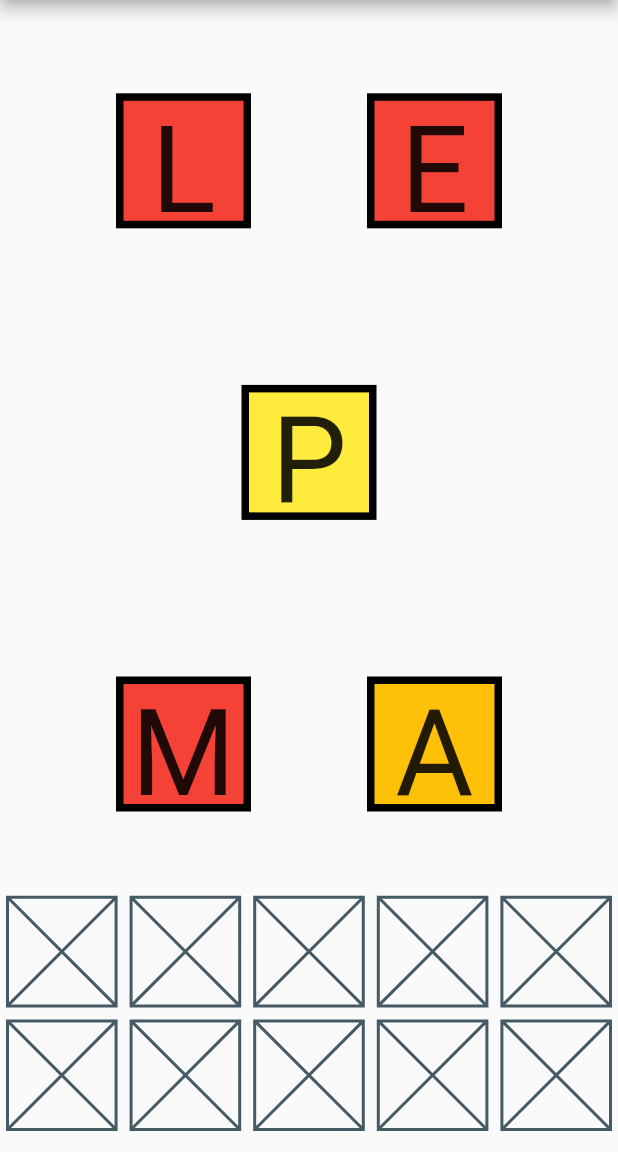
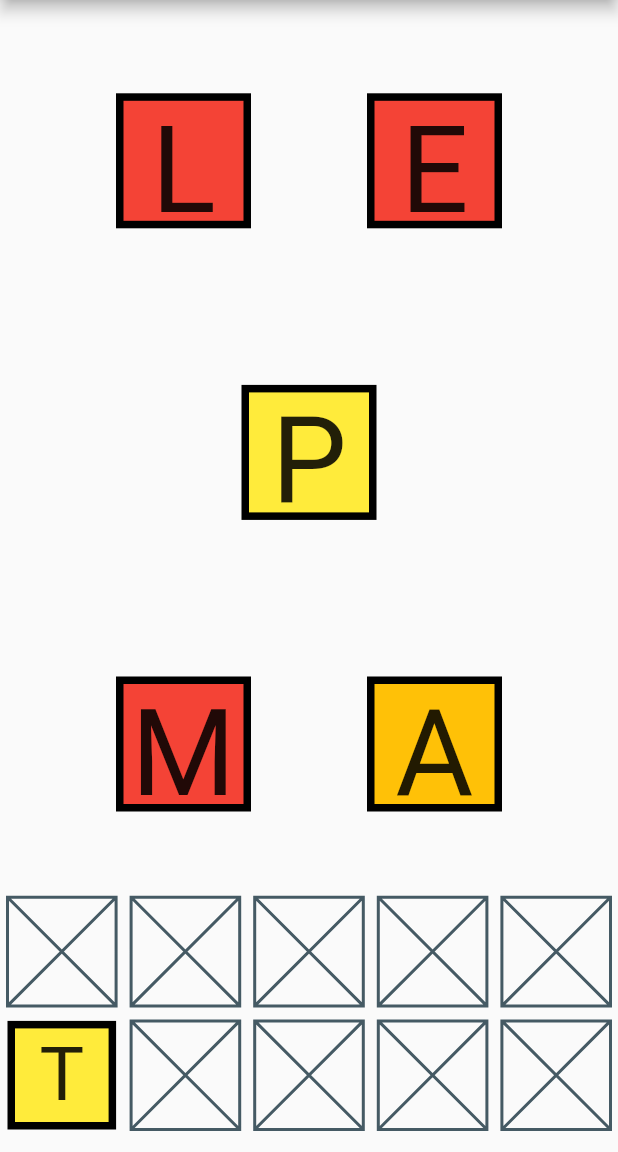
Before and after one commit to htrojan/AnagramApp, a Flutter app: the screen it shows after launch, on a phone screen of 412 x 824 dp, the part 84-1236 px from its top. Run offline on Flutter 3.47's test engine with Material 2 defaults, Android fonts, the phone set to English and light mode, and no system bars.

Commit message:
Refactoring displaying of letterboxes into LetterBox.dart

```diff
--- /dev/null
+++ b/lib/LetterBox.dart
@@ -0,0 +1,35 @@
+import 'package:flutter/material.dart';
+
+class LetterBox extends StatelessWidget {
+
+
+  final Color _color;
+  final String _text;
+  final double fontsize;
+
+  LetterBox(this._color, this._text, {this.fontsize = 80.0});
+
+
+  @override
+  Widget build(BuildContext context) {
+    return new Container(
+      constraints: const BoxConstraints.tightFor(
+          height: 90.0, width: 90.0),
+      decoration: new BoxDecoration(
+        border: new Border.all(width: 5.0),
+        color: _color,
+      ),
+
+      child: new Center(
+        child: new Text(
+          _text,
+          style: new TextStyle(
+            fontSize: fontsize,
+
+          ),
+
+        ),
+      ),
+    );
+  }
+}
--- a/lib/LetterCanvas.dart
+++ b/lib/LetterCanvas.dart
@@ -1,6 +1,7 @@
 import 'dart:math';
 
 import 'package:flutter/material.dart';
+import 'package:flutter_app/LetterBox.dart';
 
 typedef void LetterCallback(int letter);
 
@@ -46,24 +47,9 @@ class _LetterCanvasState extends State<LetterCanvas> {
               onTap: (){
                 widget._callback(rune);
               },
-              child: new Container(
-                constraints: const BoxConstraints.tightFor(
-                    height: 90.0, width: 90.0),
-                decoration: new BoxDecoration(
-                  border: new Border.all(width: 5.0),
-                  color: _rndColors[_rnd.nextInt(_maxRnd)],
-                ),
-
-                child: new Center(
-                  child: new Text(
-                    new String.fromCharCode(rune).toUpperCase(),
-                    style: new TextStyle(
-                      fontSize: 80.0,
-
-                    ),
-
-                  ),
-                ),
+              child: new LetterBox(
+                _rndColors[_rnd.nextInt(_maxRnd)],
+                new String.fromCharCode(rune).toUpperCase(),
               ),
             );
           }).toList(),
--- a/lib/WordBox.dart
+++ b/lib/WordBox.dart
@@ -1,9 +1,12 @@
 import 'package:flutter/material.dart';
+import 'package:flutter_app/LetterBox.dart';
 
 class WordBox extends StatefulWidget {
   final int _letterCount;
+  final List<String> _content;
 
-  WordBox(this._letterCount);
+  WordBox(this._letterCount) : _content = [];
+  WordBox.withContent(this._letterCount, this._content);
 
   @override
   _WordBoxState createState() => new _WordBoxState();
@@ -22,8 +25,8 @@ class _WordBoxState extends State<WordBox> {
                 padding: const EdgeInsets.all(5.0),
                 child: new AspectRatio(
                   aspectRatio: 1.0,
-                  child: new Placeholder(
-                  ),
+                  child: (widget._content.length > index) ?
+                  new LetterBox(Colors.yellow, widget._content[index].toUpperCase(), fontsize: 50.0,) : new Placeholder(),
                 ),
               ));
         })
--- a/lib/main.dart
+++ b/lib/main.dart
@@ -52,7 +52,7 @@ class _AnagramState extends State<Anagram> {
                 }),
               ),
               new WordBox(widget.word.getLetterCount()),
-              new WordBox(widget.word.getLetterCount())
+              new WordBox.withContent(widget.word.getLetterCount(), ['T'])
             ],
 
           ),
```
